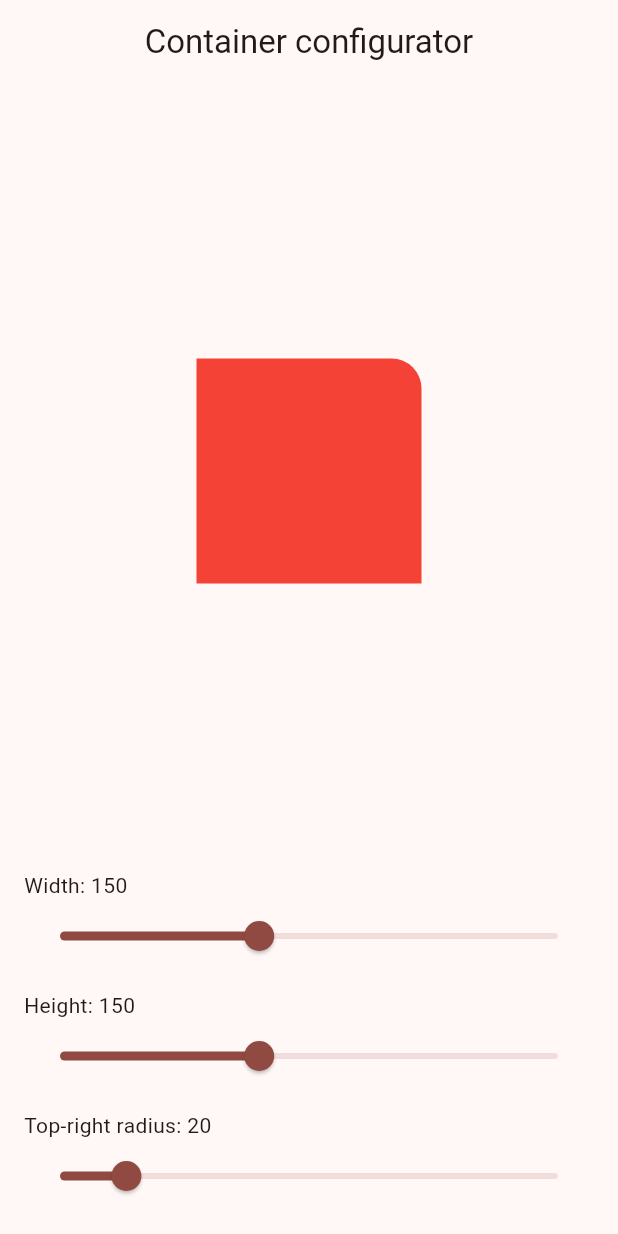
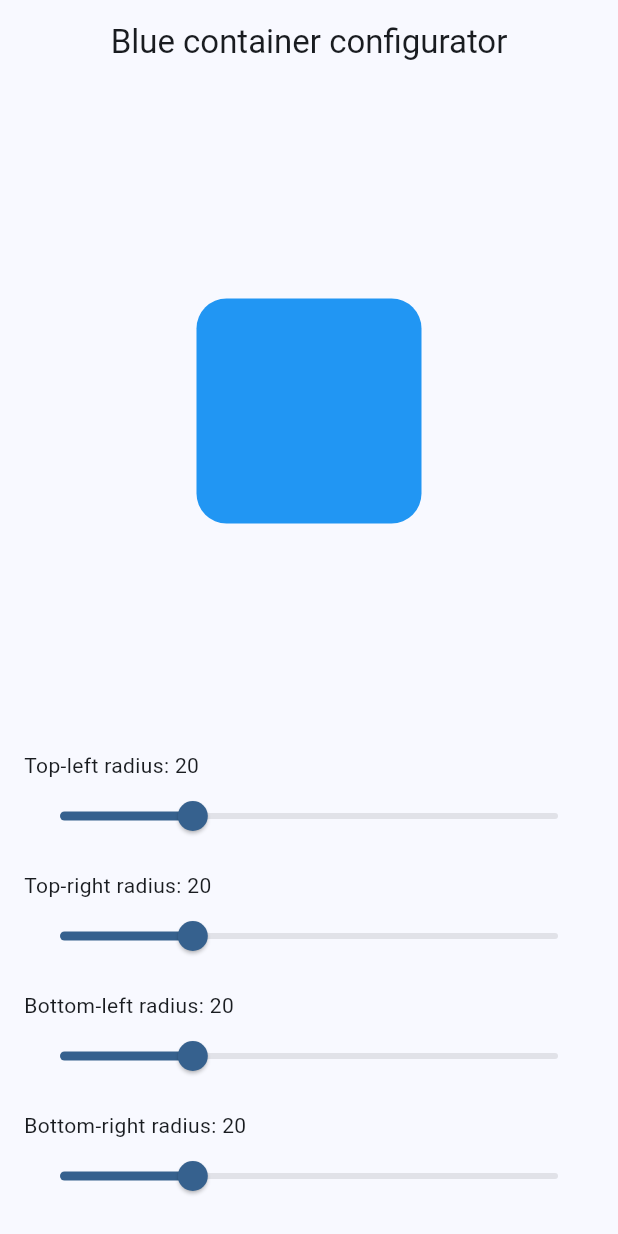
Before and after one commit to SHeffHyaa/lab11, a Flutter app: the screen it shows after launch, on a phone screen of 412 x 824 dp. Run offline on Flutter 3.47's test engine with Material 3 defaults, Android fonts, the phone set to English and light mode, and no system bars.

```diff
--- a/lib/main.dart
+++ b/lib/main.dart
@@ -4,49 +4,56 @@ import 'package:provider/provider.dart';
 void main() {
   runApp(
     ChangeNotifierProvider(
-      create: (_) => ContainerConfig(),
+      create: (_) => CornerConfig(),
       child: const MyApp(),
     ),
   );
 }
 
-/// ----- МОДЕЛЬ СТАНУ ДЛЯ PROVIDER -----
-class ContainerConfig extends ChangeNotifier {
-  double _width = 150;
-  double _height = 150;
-  double _topRightRadius = 20;
+/// ===== МОДЕЛЬ СТАНУ ДЛЯ КУТІВ КОНТЕЙНЕРА =====
+class CornerConfig extends ChangeNotifier {
+  double _topLeft = 20;
+  double _topRight = 20;
+  double _bottomLeft = 20;
+  double _bottomRight = 20;
 
-  double get width => _width;
-  double get height => _height;
-  double get topRightRadius => _topRightRadius;
+  double get topLeft => _topLeft;
+  double get topRight => _topRight;
+  double get bottomLeft => _bottomLeft;
+  double get bottomRight => _bottomRight;
 
-  void setWidth(double value) {
-    _width = value;
+  void setTopLeft(double value) {
+    _topLeft = value;
     notifyListeners();
   }
 
-  void setHeight(double value) {
-    _height = value;
+  void setTopRight(double value) {
+    _topRight = value;
     notifyListeners();
   }
 
-  void setTopRightRadius(double value) {
-    _topRightRadius = value;
+  void setBottomLeft(double value) {
+    _bottomLeft = value;
+    notifyListeners();
+  }
+
+  void setBottomRight(double value) {
+    _bottomRight = value;
     notifyListeners();
   }
 }
 
-/// ----- ROOT-ВІДЖЕТ -----
+/// ===== ROOT-ВІДЖЕТ =====
 class MyApp extends StatelessWidget {
   const MyApp({super.key});
 
   @override
   Widget build(BuildContext context) {
     return MaterialApp(
-      title: 'Lab 11 Provider',
+      title: 'Lab 11 Variant 2',
       debugShowCheckedModeBanner: false,
       theme: ThemeData(
-        colorScheme: ColorScheme.fromSeed(seedColor: Colors.red),
+        colorScheme: ColorScheme.fromSeed(seedColor: Colors.blue),
         useMaterial3: true,
       ),
       home: const ConfigScreen(),
@@ -54,7 +61,7 @@ class MyApp extends StatelessWidget {
   }
 }
 
-/// ----- ГОЛОВНИЙ ЕКРАН -----
+/// ===== ГОЛОВНИЙ ЕКРАН =====
 class ConfigScreen extends StatelessWidget {
   const ConfigScreen({super.key});
 
@@ -62,24 +69,20 @@ class ConfigScreen extends StatelessWidget {
   Widget build(BuildContext context) {
     return Scaffold(
       appBar: AppBar(
-        title: const Text('Container configurator'),
+        title: const Text('Blue container configurator'),
         centerTitle: true,
       ),
       body: Padding(
         padding: const EdgeInsets.all(16.0),
         child: Column(
-          children: [
-            // прев'ю контейнера
-            const Expanded(
+          children: const [
+            Expanded(
               child: Center(
-                child: RedContainerPreview(),
+                child: BlueContainerPreview(),
               ),
             ),
-
-            const SizedBox(height: 24),
-
-            // секція зі слайдерами
-            const SliderSection(),
+            SizedBox(height: 24),
+            SliderSection(),
           ],
         ),
       ),
@@ -87,66 +90,79 @@ class ConfigScreen extends StatelessWidget {
   }
 }
 
-/// ----- КАСТОМНИЙ ВІДЖЕТ: ЧЕРВОНИЙ КОНТЕЙНЕР -----
-class RedContainerPreview extends StatelessWidget {
-  const RedContainerPreview({super.key});
+/// ===== КАСТОМНИЙ ВІДЖЕТ: СИНІЙ КОНТЕЙНЕР =====
+class BlueContainerPreview extends StatelessWidget {
+  const BlueContainerPreview({super.key});
 
   @override
   Widget build(BuildContext context) {
-    final config = context.watch<ContainerConfig>();
+    final config = context.watch<CornerConfig>();
 
     return AnimatedContainer(
       duration: const Duration(milliseconds: 200),
-      width: config.width,
-      height: config.height,
+      width: 150,
+      height: 150,
       decoration: BoxDecoration(
-        color: Colors.red,
+        color: Colors.blue,
         borderRadius: BorderRadius.only(
-          topRight: Radius.circular(config.topRightRadius),
+          topLeft: Radius.circular(config.topLeft),
+          topRight: Radius.circular(config.topRight),
+          bottomLeft: Radius.circular(config.bottomLeft),
+          bottomRight: Radius.circular(config.bottomRight),
         ),
       ),
     );
   }
 }
 
-/// ----- КАСТОМНИЙ ВІДЖЕТ: СЕКЦІЯ ЗІ СЛАЙДЕРАМИ -----
+/// ===== КАСТОМНИЙ ВІДЖЕТ: СЕКЦІЯ ЗІ СЛАЙДЕРАМИ =====
 class SliderSection extends StatelessWidget {
   const SliderSection({super.key});
 
   @override
   Widget build(BuildContext context) {
-    final config = context.watch<ContainerConfig>();
+    final config = context.watch<CornerConfig>();
 
     return Column(
       crossAxisAlignment: CrossAxisAlignment.start,
       children: [
-        Text('Width: ${config.width.toStringAsFixed(0)}'),
+        Text('Top-left radius: ${config.topLeft.toStringAsFixed(0)}'),
         Slider(
-          min: 50,
-          max: 300,
-          value: config.width,
+          min: 0,
+          max: 75,
+          value: config.topLeft,
           onChanged: (value) =>
-              context.read<ContainerConfig>().setWidth(value),
+              context.read<CornerConfig>().setTopLeft(value),
         ),
         const SizedBox(height: 12),
 
-        Text('Height: ${config.height.toStringAsFixed(0)}'),
+        Text('Top-right radius: ${config.topRight.toStringAsFixed(0)}'),
         Slider(
-          min: 50,
-          max: 300,
-          value: config.height,
+          min: 0,
+          max: 75,
+          value: config.topRight,
           onChanged: (value) =>
-              context.read<ContainerConfig>().setHeight(value),
+              context.read<CornerConfig>().setTopRight(value),
         ),
         const SizedBox(height: 12),
 
-        Text('Top-right radius: ${config.topRightRadius.toStringAsFixed(0)}'),
+        Text('Bottom-left radius: ${config.bottomLeft.toStringAsFixed(0)}'),
         Slider(
           min: 0,
-          max: 150,
-          value: config.topRightRadius,
+          max: 75,
+          value: config.bottomLeft,
           onChanged: (value) =>
-              context.read<ContainerConfig>().setTopRightRadius(value),
+              context.read<CornerConfig>().setBottomLeft(value),
+        ),
+        const SizedBox(height: 12),
+
+        Text('Bottom-right radius: ${config.bottomRight.toStringAsFixed(0)}'),
+        Slider(
+          min: 0,
+          max: 75,
+          value: config.bottomRight,
+          onChanged: (value) =>
+              context.read<CornerConfig>().setBottomRight(value),
         ),
       ],
     );
```
